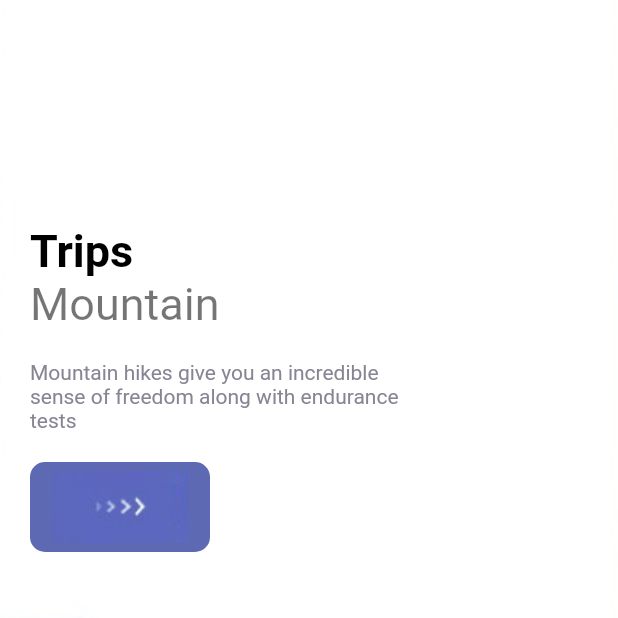
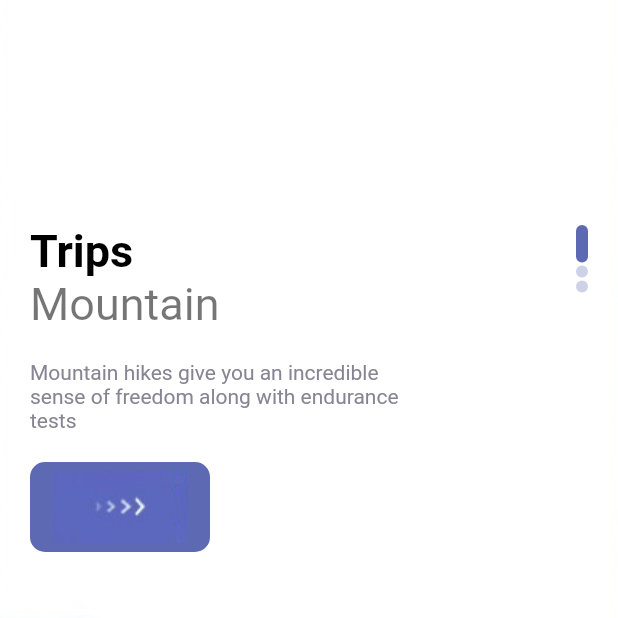
Before and after one commit to ThePenez/Flutter-Cubit-State-Managment-App, a Flutter app: the screen it shows after launch, on a phone screen of 412 x 824 dp, the top half of it. Run offline on Flutter 3.47's test engine with Material 2 defaults, Android fonts, the phone set to English and light mode, and no system bars.

Commit message:
Slider implemented

```diff
--- a/lib/pages/welcome_page.dart
+++ b/lib/pages/welcome_page.dart
@@ -44,13 +44,14 @@ class _WelcomePageState extends State<WelcomePage> {
               child: Container(
                 margin: const EdgeInsets.only(top:150, left: 20, right: 20),
                 child: Row(
+                  mainAxisAlignment: MainAxisAlignment.spaceBetween,
                   children: [
                     Column(
                       crossAxisAlignment: CrossAxisAlignment.start,
                       children: [
                         AppLargeText(text: "Trips"),
                         AppText(text: "Mountain", textSize: 30),
-                        SizedBox(height: 20,),
+                        const SizedBox(height: 20),
                         Container(
                           width: 250,
                           child: AppText(
@@ -59,9 +60,22 @@ class _WelcomePageState extends State<WelcomePage> {
                             textSize: 14,
                           ),
                         ),
-                        SizedBox(height: 20,),
+                        const SizedBox(height: 20),
                         ResponsiveButton(width: 120)
                       ],
+                    ),
+                    Column(
+                      children: List.generate(3, (indexDots) {
+                        return Container(
+                          margin: const EdgeInsets.only(bottom: 2),
+                          width: 8,
+                          height: index==indexDots?25:8,
+                          decoration: BoxDecoration(
+                            borderRadius: BorderRadius.circular(8),
+                            color: index==indexDots?AppColors.mainColor:AppColors.mainColor.withOpacity(0.3)
+                          ),
+                        );
+                      }),
                     )
                   ],
                 )
```
